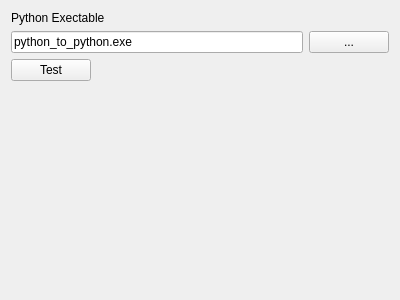
Above: src/setup_module/gt_pythonpreferencepage.ui from dlr-gtlab/python-module before the change. Below: the same form after it.
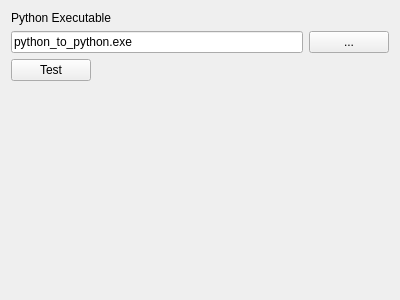
That is the form after the change.

Commit message: Check also python version

Patch:
```diff
--- a/src/setup_module/gt_pythonpreferencepage.ui
+++ b/src/setup_module/gt_pythonpreferencepage.ui
@@ -17,7 +17,7 @@
    <item>
     <widget class="QLabel" name="label">
      <property name="text">
-      <string>Python Exectable</string>
+      <string>Python Executable</string>
      </property>
     </widget>
    </item>
```
The commit also changes 1 other file.
